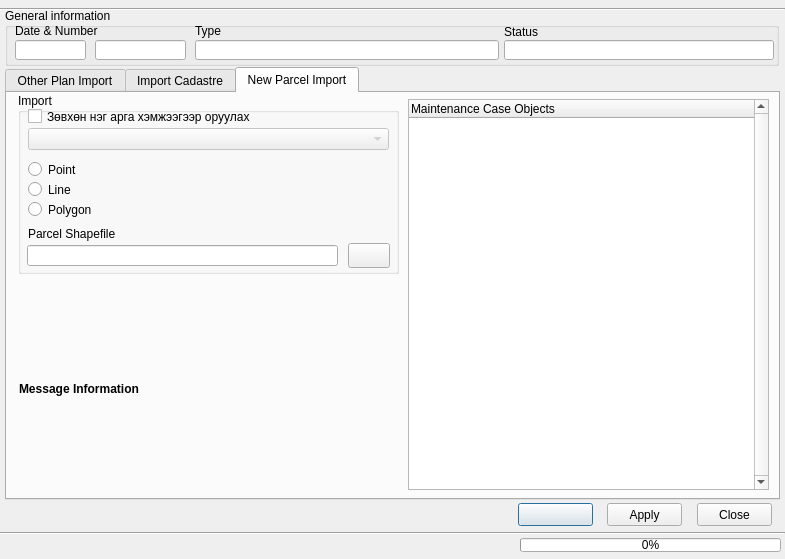
Qt form view/PlanCaseDialog.ui (teamlm2/lm2_mgis) before a commit.
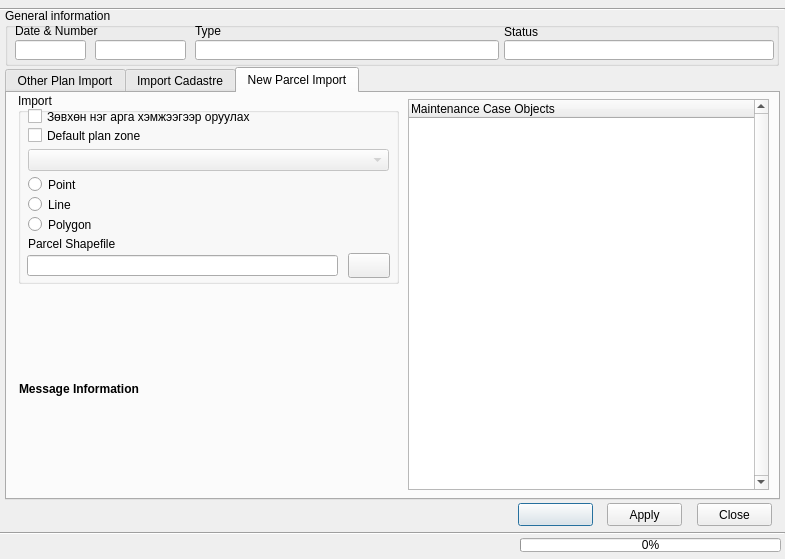
The same form after that commit. Icons and pictures are not drawn.

```diff
--- a/view/PlanCaseDialog.ui
+++ b/view/PlanCaseDialog.ui
@@ -825,7 +825,7 @@
        <x>11</x>
        <y>0</y>
        <width>381</width>
-       <height>181</height>
+       <height>191</height>
       </rect>
      </property>
      <property name="title">
@@ -835,7 +835,7 @@
       <property name="geometry">
        <rect>
         <x>9</x>
-        <y>152</y>
+        <y>162</y>
         <width>311</width>
         <height>21</height>
        </rect>
@@ -848,7 +848,7 @@
       <property name="geometry">
        <rect>
         <x>10</x>
-        <y>133</y>
+        <y>143</y>
         <width>311</width>
         <height>16</height>
        </rect>
@@ -861,7 +861,7 @@
       <property name="geometry">
        <rect>
         <x>330</x>
-        <y>150</y>
+        <y>160</y>
         <width>42</width>
         <height>25</height>
        </rect>
@@ -878,7 +878,7 @@
       <property name="geometry">
        <rect>
         <x>10</x>
-        <y>68</y>
+        <y>83</y>
         <width>82</width>
         <height>17</height>
        </rect>
@@ -891,7 +891,7 @@
       <property name="geometry">
        <rect>
         <x>10</x>
-        <y>88</y>
+        <y>103</y>
         <width>82</width>
         <height>17</height>
        </rect>
@@ -907,7 +907,7 @@
       <property name="geometry">
        <rect>
         <x>10</x>
-        <y>108</y>
+        <y>123</y>
         <width>82</width>
         <height>17</height>
        </rect>
@@ -923,7 +923,7 @@
       <property name="geometry">
        <rect>
         <x>10</x>
-        <y>35</y>
+        <y>56</y>
         <width>361</width>
         <height>22</height>
        </rect>
@@ -945,6 +945,19 @@
        <string>Зөвхөн нэг арга хэмжээгээр оруулах</string>
       </property>
      </widget>
+     <widget class="QCheckBox" name="default_plan_zone_chbox">
+      <property name="geometry">
+       <rect>
+        <x>10</x>
+        <y>34</y>
+        <width>151</width>
+        <height>17</height>
+       </rect>
+      </property>
+      <property name="text">
+       <string>Default plan zone</string>
+      </property>
+     </widget>
     </widget>
     <widget class="QLabel" name="message_label">
      <property name="geometry">
```
